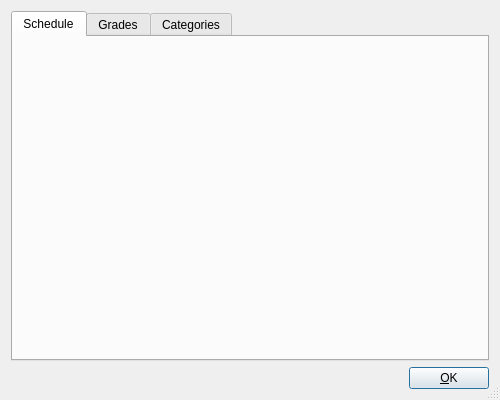
The window that mnemosyne/mnemosyne/pyqt_ui/statistics_dlg.ui (mnemosyne-proj/mnemosyne) describes before a commit, drawn with Qt 5.
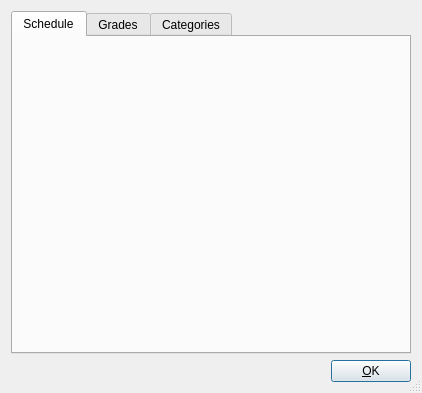
The same window after the commit.

Commit message: Minor tweaks to window and graph sizes

```diff
--- a/mnemosyne/mnemosyne/pyqt_ui/statistics_dlg.ui
+++ b/mnemosyne/mnemosyne/pyqt_ui/statistics_dlg.ui
@@ -5,12 +5,12 @@
    <rect>
     <x>0</x>
     <y>0</y>
-    <width>500</width>
-    <height>400</height>
+    <width>422</width>
+    <height>393</height>
    </rect>
   </property>
   <property name="sizePolicy" >
-   <sizepolicy vsizetype="Preferred" hsizetype="Preferred" >
+   <sizepolicy vsizetype="Expanding" hsizetype="Expanding" >
     <horstretch>0</horstretch>
     <verstretch>0</verstretch>
    </sizepolicy>
@@ -28,7 +28,7 @@
    <item>
     <widget class="QTabWidget" name="tabWidget" >
      <property name="sizePolicy" >
-      <sizepolicy vsizetype="Expanding" hsizetype="Preferred" >
+      <sizepolicy vsizetype="Expanding" hsizetype="Expanding" >
        <horstretch>0</horstretch>
        <verstretch>0</verstretch>
       </sizepolicy>
```
The commit also changes 2 other files.
